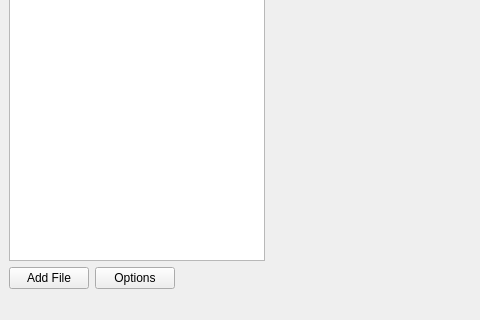
Qt form Worksheet7/Ex3_VR_Widget/mainwindow.ui (eeyae8/2023_GROUP_4) before a commit; both pictures show x 0 to 480 and y 280 to 600 of the 800 by 600 pixel window.
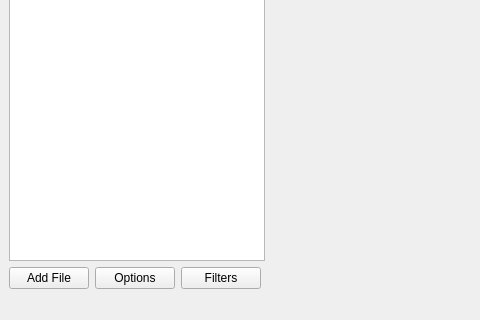
The same form after that commit. Icons and pictures are not drawn. Custom widgets are drawn as their Qt base class.

Commit message: New Filter Combination Button and Fucntionality Added

What changed in the file:
```diff
--- a/Worksheet7/Ex3_VR_Widget/mainwindow.ui
+++ b/Worksheet7/Ex3_VR_Widget/mainwindow.ui
@@ -64,6 +64,13 @@
         </property>
        </widget>
       </item>
+      <item>
+       <widget class="QPushButton" name="pushButton_Filter">
+        <property name="text">
+         <string>Filters</string>
+        </property>
+       </widget>
+      </item>
       <item>
        <spacer name="horizontalSpacer">
         <property name="orientation">
```
The commit also changes 8 other files.
